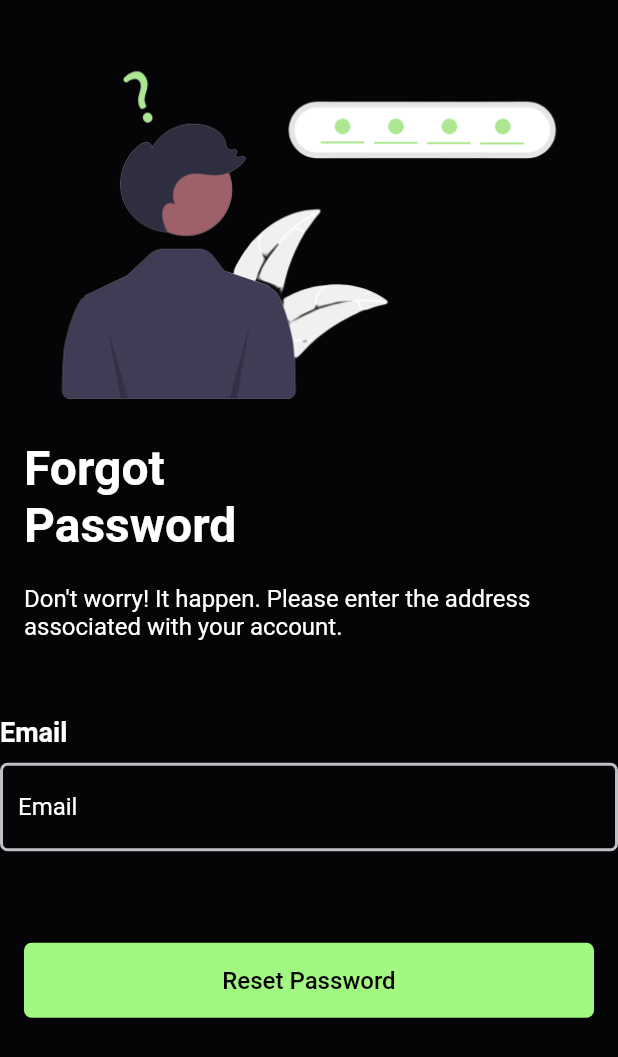
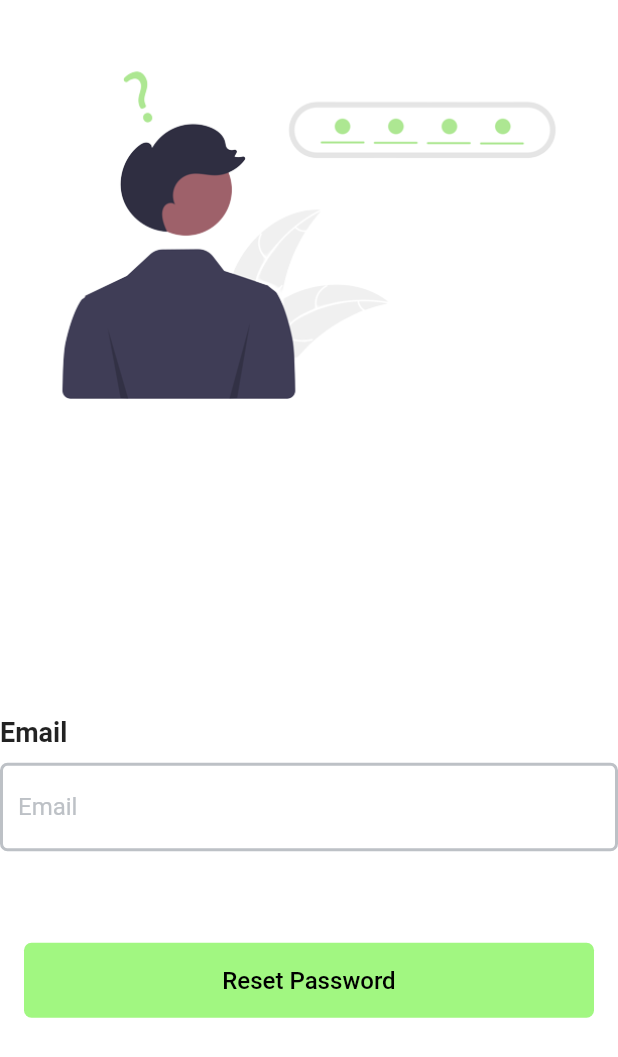
Before and after one commit to iawtk2302/GoTogether, a Flutter app: the screen it shows after launch, after a tap on "Sign In", after a tap on "Forgot the password?", on a phone screen of 412 x 824 dp. Shown: the top 1057 px of the screen. Run offline on Flutter 3.47's test engine with Material 2 defaults, Android fonts, the phone set to English and light mode, and no system bars; our stand-ins replace bloc, cached_network_image, calendar_date_picker2, cloud_firestore, dropdown_button2, equatable and 6 more; missing offline and left inert: flutter_facebook_auth; accounts and stored records are empty.

Commit message:
sửa giao diện

```diff
--- a/lib/common/custom_color.dart
+++ b/lib/common/custom_color.dart
@@ -2,6 +2,6 @@
 
 class CustomColor{
   static Color green=Color(0xFFADE792);
-  static Color bg=Color(0xFF050406);
+  static Color bg=Colors.white;
   static Color grey=Color(0xFFBDC1C6);
 }
--- a/lib/main.dart
+++ b/lib/main.dart
@@ -31,21 +31,21 @@
         onGenerateRoute: (settings) => Routes().getRoute(settings),
         theme: ThemeData(
           primarySwatch: createMaterialColor(Color(0xFFADE792)),
-          textTheme: ThemeData.light().textTheme.copyWith(
-                bodyText1: TextStyle(color: Colors.white),
-                bodyText2: TextStyle(color: Colors.white),
-                headline1: TextStyle(color: Colors.white),
-                headline2: TextStyle(color: Colors.white),
-                headline3: TextStyle(color: Colors.white),
-                headline4: TextStyle(color: Colors.white),
-                headline5: TextStyle(color: Colors.white),
-                headline6: TextStyle(color: Colors.white),
-                subtitle1: TextStyle(color: Colors.white),
-                subtitle2: TextStyle(color: Colors.white),
-                caption: TextStyle(color: Colors.white),
-                overline: TextStyle(color: Colors.white),
-                button: TextStyle(color: Colors.black),
-              ),
+          // textTheme: ThemeData.light().textTheme.copyWith(
+          //       bodyText1: TextStyle(color: Colors.white),
+          //       bodyText2: TextStyle(color: Colors.white),
+          //       headline1: TextStyle(color: Colors.white),
+          //       headline2: TextStyle(color: Colors.white),
+          //       headline3: TextStyle(color: Colors.white),
+          //       headline4: TextStyle(color: Colors.white),
+          //       headline5: TextStyle(color: Colors.white),
+          //       headline6: TextStyle(color: Colors.white),
+          //       subtitle1: TextStyle(color: Colors.white),
+          //       subtitle2: TextStyle(color: Colors.white),
+          //       caption: TextStyle(color: Colors.white),
+          //       overline: TextStyle(color: Colors.white),
+          //       button: TextStyle(color: Colors.black),
+          //     ),
         ),
         home: MainPage(),
       ),
--- a/lib/router/routes.dart
+++ b/lib/router/routes.dart
@@ -1,4 +1,5 @@
 import 'package:flutter/material.dart';
+import 'package:go_together/screen/create_trip_page.dart';
 
 import '../screen/forgot_pass_page.dart';
 import '../screen/check_info.dart';
@@ -15,6 +16,7 @@
   static const main = '/MainPage';
   static const auth = '/AuthPage';
   static const checkInfo = '/CheckInfoPage';
+  static const createTrip = '/CreateTripPage';
   Route? getRoute(RouteSettings settings) {
   switch (settings.name) {
     case Routes.login:
@@ -46,6 +48,11 @@
       {
         return MaterialPageRoute(
             builder: (context) => const CheckInfoPage(), settings: settings);
+      }
+      case Routes.createTrip:
+      {
+        return MaterialPageRoute(
+            builder: (context) => const CreateTripPage(), settings: settings);
       }
   }
 }}
--- a/lib/screen/check_info.dart
+++ b/lib/screen/check_info.dart
@@ -29,7 +29,7 @@
       body: BlocBuilder<UserBloc,UserState>(
         builder: (BuildContext context, state) {
           if (state is UserLoading){
-            return CircularProgressIndicator();
+            return Center(child: CircularProgressIndicator());
           }
           else if(state is UserExist){
             return MainPageContent();
--- a/lib/screen/home_page.dart
+++ b/lib/screen/home_page.dart
@@ -1,5 +1,6 @@
 import 'package:cached_network_image/cached_network_image.dart';
 import 'package:flutter/material.dart';
+import 'package:go_together/router/routes.dart';
 
 class HomePage extends StatefulWidget {
   const HomePage({super.key});
@@ -160,6 +161,11 @@
           )
         ],
       ),
+      floatingActionButton: FloatingActionButton(
+        child: Icon(Icons.add, color: Colors.white,),
+        onPressed: (){
+        Navigator.pushNamed(context, Routes.createTrip);
+      }),
     );
   }
 }
--- a/lib/screen/login_page.dart
+++ b/lib/screen/login_page.dart
@@ -27,7 +27,7 @@
   Widget build(BuildContext context) {
     return !isLoading
         ? Scaffold(
-            backgroundColor: Colors.black,
+            backgroundColor: CustomColor.bg,
             body: Center(
               child: SingleChildScrollView(
                 child: Column(
@@ -44,13 +44,14 @@
                       child: Text(
                         "Login To Your Account",
                         style: TextStyle(
-                            color: Colors.white,
                             fontSize: 24,
                             fontWeight: FontWeight.w700),
                       ),
                     ),
                     Form(
                         key: _formKey,
+                        child: Padding(
+                          padding: const EdgeInsets.symmetric(horizontal: 16),
                           child: Column(
                             children: [
                               CustomTextFormField(
@@ -85,6 +86,7 @@
                                 textInputType: TextInputType.text,
                               )
                             ],
+                          ),
                         )),
                     SizedBox(
                       height: 20,
@@ -140,16 +142,16 @@
                           Container(
                             height: 1,
                             width: 80,
-                            color: Colors.white,
+                            color: Colors.black,
                           ),
                           const Text(
                             "Or continue with",
-                            style: TextStyle(color: Colors.white),
+
                           ),
                           Container(
                             height: 1,
                             width: 80,
-                            color: Colors.white,
+                            color: Colors.black,
                           ),
                         ],
                       ),
@@ -182,7 +184,7 @@
                         children: [
                           const Text(
                             "Don't have an account? ",
-                            style: TextStyle(color: Colors.white),
+
                           ),
                           InkWell(
                             onTap: () {
--- a/lib/widget/custom_button.dart
+++ b/lib/widget/custom_button.dart
@@ -16,7 +16,7 @@
         onPressed: onPressed,
         child: Text(
           text!,
-          style: TextStyle(color: Colors.black, fontSize: 16),
+          style: TextStyle(color: Colors.white, fontSize: 16),
         ));
   }
 }
--- a/lib/widget/custom_textfield.dart
+++ b/lib/widget/custom_textfield.dart
@@ -55,7 +55,7 @@
           Text(
             widget.title!,
             style: TextStyle(
-                color: Colors.white, fontSize: 18, fontWeight: FontWeight.w600),
+                 fontSize: 18, fontWeight: FontWeight.w600),
           ),
           SizedBox(
             height: 10,
@@ -67,7 +67,7 @@
                 minLines: widget.minLines??1,
                 maxLines: widget.maxLines??1,
                 controller: widget.textEditingController,
-                style: TextStyle(color: Colors.white),
+                // style: TextStyle(color: Colors.white),
                 obscureText: isHiddenPassword,
                 readOnly: readOnly,
                 maxLength: widget.maxLength,
@@ -78,7 +78,7 @@
                       borderRadius: BorderRadius.circular(5),
                     ),
                     hintText: widget.hint,
-                    hintStyle: TextStyle(color: Colors.white),
+                    hintStyle: TextStyle(color: CustomColor.grey),
                     enabledBorder: OutlineInputBorder(
                       borderSide: const BorderSide(
                           color: Color(0xFFBDC1C6), width: 2.0),
```
Also changed, not shown: lib/screen/create_trip_page.dart (+9 -8 lines), lib/screen/fill_profile_page.dart (+9 -12 lines), lib/screen/profile_page.dart (+11 -1 lines), lib/screen/register_page.dart (+5 -3 lines). Lines whose indentation alone changed are shown as unchanged.
